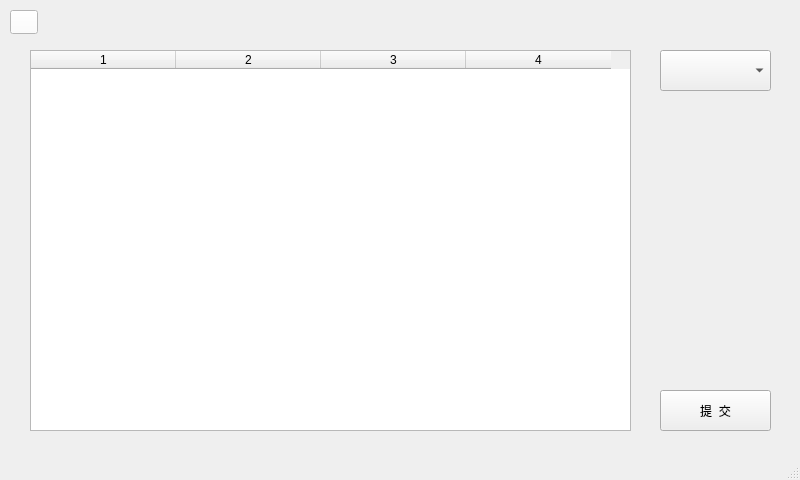
Qt form modifywindow.ui (cbt-98/Supermarket-Management-System) before a commit.
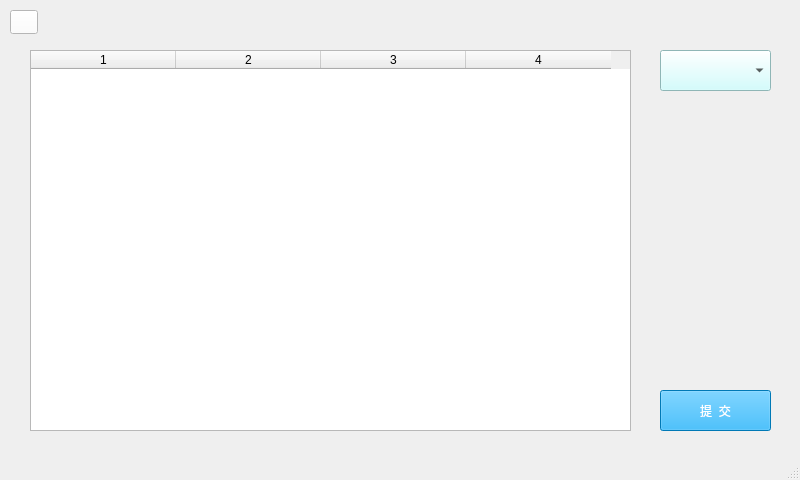
The same form after that commit. Icons and pictures are not drawn.

What changed in the file:
```diff
--- a/modifywindow.ui
+++ b/modifywindow.ui
@@ -67,6 +67,7 @@
     </property>
     <property name="styleSheet">
      <string notr="true">font: 12pt &quot;黑体&quot;;
+background-color: rgb(200, 255, 255);
 color: rgb(0, 0, 0);</string>
     </property>
    </widget>
@@ -80,8 +81,9 @@
      </rect>
     </property>
     <property name="styleSheet">
-     <string notr="true">color: rgb(0, 0, 0);
-font: 16pt &quot;黑体&quot;;</string>
+     <string notr="true">font: 14pt &quot;黑体&quot;;
+color: rgb(255, 255, 255);
+background-color: rgb(0, 170, 255);</string>
     </property>
     <property name="text">
      <string>提  交</string>
```
Left out of the diff: 2 changed lines with no effect on the pictures.
